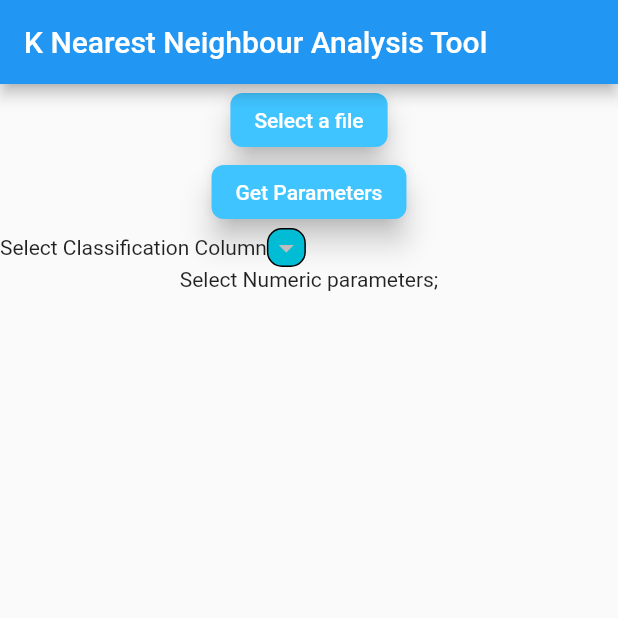
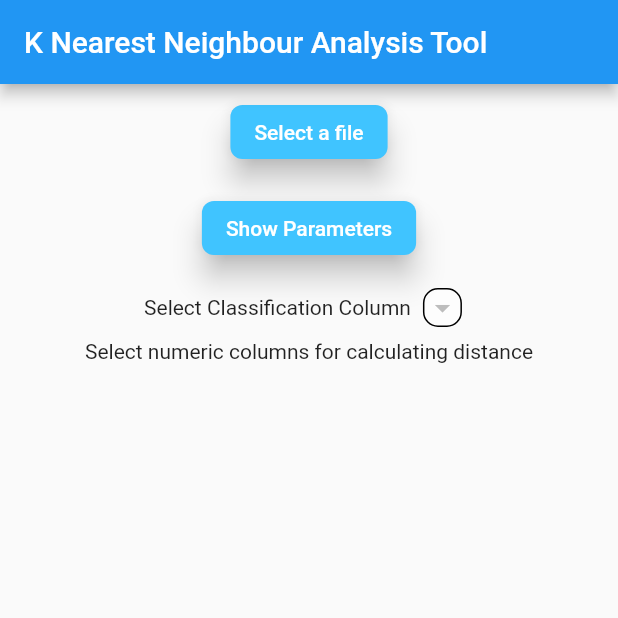
Before and after one commit to phazell-github/knnDart, a Flutter app: the screen it shows after launch, on a phone screen of 412 x 824 dp, the top half of it. Run offline on Flutter 3.47's test engine with Material 2 defaults, Android fonts, the phone set to English and light mode, and no system bars; missing offline and left inert: dart:html.

Commit message:
show parameters working

```diff
--- a/lib/pages/landingPage.dart
+++ b/lib/pages/landingPage.dart
@@ -4,7 +4,6 @@ import 'dart:typed_data';
 import 'dart:async';
 import 'dart:convert';
 import 'package:http_parser/http_parser.dart';
-import 'package:knn_dart/pages/defineParameters.dart';
 import 'dart:io';
 import '../logic/types.dart';
 import '../logic/getdata.dart';
@@ -18,10 +17,11 @@ class LandingPage extends StatefulWidget {
 
 class _LandingPage extends State<LandingPage> {
   String _fileContents = 'Unknown';
-  List<HeadersData> _headers =[];
+  bool _enableButton = false;
+  List<HeadersData> _headers = [];
   List<DropdownMenuItem<HeadersData>> _dropDownItems = [];
   HeadersData _classificationColumn = HeadersData("Init", 0);
-  List<CheckboxListTile> _numericColumns = [];
+  List<Row> _numericColumns = [];
 
   webFilePicker() async {
     html.InputElement uploadInput = html.FileUploadInputElement();
@@ -37,46 +37,62 @@ class _LandingPage extends State<LandingPage> {
       reader.onLoadEnd.listen((e) {
         setState(() {
           _fileContents = reader.result.toString();
+          _enableButton = true;
         });
       });
     });
   }
 
-  moveToRunTest() {
-    Navigator.push(
-      context, MaterialPageRoute(
-      builder: (context) => DefineParameters(this._fileContents,getHeadersData()),
-    ));
-  }
+  // moveToRunTest() {
+  //   Navigator.push(
+  //       context,
+  //       MaterialPageRoute(
+  //         builder: (context) => DefineParameters(this._fileContents, getHeadersData()),
+  //       ));
+  // }
 
-  getParameters(){
+  getParameters() {
     setState(() {
       _headers = getHeadersData();
       buildDropDownItems();
+      buildCheckBoxes();
+      _enableButton = false;
     });
-
-    //buildCheckBoxes();
   }
 
-
+  buildCheckBoxes() {
+    for (var i = 0; i < _headers.length; i++) {
+      _numericColumns.add(Row(
+        mainAxisAlignment: MainAxisAlignment.center,
+        children: [
+          Text(_headers[i].name),
+          StatefulBuilder(
+            builder: (BuildContext context, StateSetter setState) => Checkbox(
+              value: _headers[i].isNumeric,
+              onChanged: (value) {
+                setState(() {
+                  _headers[i].isNumeric = value;
+                });
+              },
+            ),
+          ),
+        ],
+      ));
+    }
+  }
 
   buildDropDownItems() {
     _headers.forEach((h) {
-      _dropDownItems.add(
-        DropdownMenuItem(child: Text(h.name),value: h)
-        );
+      _dropDownItems.add(DropdownMenuItem(child: Text(h.name), value: h));
     });
     _classificationColumn = _dropDownItems[0].value;
   }
 
-
-  List<HeadersData> getHeadersData(){
+  List<HeadersData> getHeadersData() {
     List<HeadersData> output = [];
     List<String> headers = getHeaders(this._fileContents);
     for (var i = 0; i < headers.length; i++) {
-      output.add(
-        HeadersData(headers[i], i)
-      );
+      output.add(HeadersData(headers[i], i));
     }
     return output;
   }
@@ -87,7 +103,9 @@ class _LandingPage extends State<LandingPage> {
       body: Center(
           child: Column(
         children: [
-            Container(
+          Padding(
+            padding: const EdgeInsets.all(8.0),
+            child: Container(
               // File Uploader
               child: MaterialButton(
                 color: Colors.lightBlueAccent,
@@ -101,7 +119,10 @@ class _LandingPage extends State<LandingPage> {
                 onPressed: () => webFilePicker(),
               ),
             ),
-            Container(
+          ),
+          Padding(
+            padding: const EdgeInsets.all(8.0),
+            child: Container(
                 child: MaterialButton(
               color: Colors.lightBlueAccent,
               elevation: 8,
@@ -110,19 +131,18 @@ class _LandingPage extends State<LandingPage> {
                 borderRadius: BorderRadius.circular(8),
               ),
               textColor: Colors.white,
-                child: Text("Get Parameters"),
-                onPressed: () => getParameters(),
-              )
+              child: Text("Show Parameters"),
+              onPressed: () => _enableButton ? getParameters() : null,
+            )),
           ),
           Row(
+            mainAxisAlignment: MainAxisAlignment.center,
             children: [
               Text("Select Classification Column"),
-                Container(
-                  decoration: BoxDecoration(
-                    borderRadius: BorderRadius.circular(10.0),
-                    color: Colors.cyan,
-                    border: Border.all()
-                  ),
+              Padding(
+                padding: const EdgeInsets.all(8.0),
+                child: Container(
+                  decoration: BoxDecoration(borderRadius: BorderRadius.circular(10.0), color: Colors.white54, border: Border.all()),
                   child: DropdownButtonHideUnderline(
                     child: DropdownButton<HeadersData>(
                       value: _classificationColumn,
@@ -135,17 +155,15 @@ class _LandingPage extends State<LandingPage> {
                     ),
                   ),
                 ),
+              ),
             ],
           ),
-            Column(
-              children: [
-                Text("Select Numeric parameters;"),
-
+          Column(children: [
+            Text("Select numeric columns for calculating distance"),
+            ..._numericColumns,
+          ]),
         ],
-            )
-          ],
-        )
-      ),
+      )),
     );
   }
 }
```
Also changed, not shown: lib/logic/types.dart (+8 -1 lines), lib/pages/defineParameters.dart (deleted, +0 -50 lines), pubspec.lock, 1 other file. Lines whose indentation alone changed are shown as unchanged.
